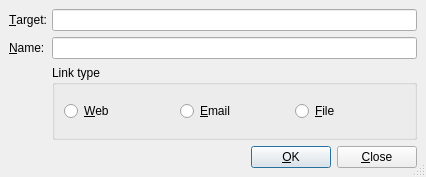
Old version of the form src/frontends/qt4/ui/HyperlinkUi.ui in the repository rpavlik/lyx-lucid-backport.
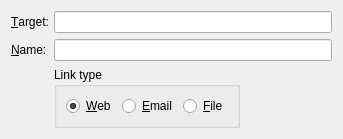
New version of the form.

The edit to the form file:
```diff
--- a/src/frontends/qt4/ui/HyperlinkUi.ui
+++ b/src/frontends/qt4/ui/HyperlinkUi.ui
@@ -1,55 +1,89 @@
 <ui version="4.0" >
  <class>HyperlinkUi</class>
- <widget class="QDialog" name="HyperlinkUi" >
-  <property name="geometry" >
+ <widget class="QWidget" name="HyperlinkUi">
+  <property name="geometry">
    <rect>
     <x>0</x>
     <y>0</y>
-    <width>426</width>
-    <height>177</height>
+    <width>343</width>
+    <height>130</height>
    </rect>
   </property>
   <property name="windowTitle" >
    <string/>
   </property>
-  <property name="sizeGripEnabled" >
-   <bool>true</bool>
-  </property>
-  <layout class="QGridLayout" >
-   <property name="margin" >
-    <number>9</number>
-   </property>
-   <property name="spacing" >
-    <number>6</number>
-   </property>
-   <item row="2" column="1" >
-    <widget class="QGroupBox" name="typeGB" >
-     <property name="toolTip" >
+  <layout class="QGridLayout" name="gridLayout">
+   <item row="0" column="0">
+    <widget class="QLabel" name="targetLA">
+     <property name="toolTip">
+      <string>URL</string>
+     </property>
+     <property name="text">
+      <string>&amp;Target:</string>
+     </property>
+     <property name="buddy">
+      <cstring>targetED</cstring>
+     </property>
+    </widget>
+   </item>
+   <item row="0" column="1" colspan="2">
+    <widget class="QLineEdit" name="targetED">
+     <property name="toolTip">
+      <string>URL</string>
+     </property>
+    </widget>
+   </item>
+   <item row="1" column="0">
+    <widget class="QLabel" name="nameLA">
+     <property name="toolTip">
+      <string>Name associated with the URL</string>
+     </property>
+     <property name="text">
+      <string>&amp;Name:</string>
+     </property>
+     <property name="buddy">
+      <cstring>nameED</cstring>
+     </property>
+    </widget>
+   </item>
+   <item row="1" column="1" colspan="2">
+    <widget class="QLineEdit" name="nameED">
+     <property name="toolTip">
+      <string>Name associated with the URL</string>
+     </property>
+    </widget>
+   </item>
+   <item row="2" column="1">
+    <widget class="QGroupBox" name="typeGB">
+     <property name="toolTip">
       <string>Specify the link target</string>
      </property>
      <property name="title" >
       <string>Link type</string>
      </property>
-     <layout class="QHBoxLayout" >
-      <property name="margin" >
-       <number>9</number>
-      </property>
-      <property name="spacing" >
+     <layout class="QHBoxLayout">
+      <property name="spacing">
        <number>6</number>
       </property>
+      <property name="margin">
+       <number>9</number>
+      </property>
       <item>
-       <widget class="QRadioButton" name="webRB" >
-        <property name="toolTip" >
+       <widget class="QRadioButton" name="webRB">
+        <property name="toolTip">
          <string>Link to the web or to every other target</string>
         </property>
         <property name="text" >
          <string>&amp;Web</string>
         </property>
+        <property name="checked">
+         <bool>true</bool>
+        </property>
        </widget>
       </item>
       <item>
-       <widget class="QRadioButton" name="emailRB" >
-        <property name="toolTip" >
+       <widget class="QRadioButton" name="emailRB">
+        <property name="toolTip">
          <string>Link to an email address</string>
         </property>
         <property name="text" >
@@ -58,8 +92,8 @@
        </widget>
       </item>
       <item>
-       <widget class="QRadioButton" name="fileRB" >
-        <property name="toolTip" >
+       <widget class="QRadioButton" name="fileRB">
+        <property name="toolTip">
          <string>Link to a file</string>
         </property>
         <property name="text" >
@@ -70,94 +104,18 @@
      </layout>
     </widget>
    </item>
-   <item row="0" column="1" >
-    <widget class="QLineEdit" name="targetED" >
-     <property name="toolTip" >
-      <string>URL</string>
+   <item row="2" column="2">
+    <spacer name="horizontalSpacer">
+     <property name="orientation">
+      <enum>Qt::Horizontal</enum>
      </property>
-    </widget>
-   </item>
-   <item row="1" column="1" >
-    <widget class="QLineEdit" name="nameED" >
-     <property name="toolTip" >
-      <string>Name associated with the URL</string>
+     <property name="sizeHint" stdset="0">
+      <size>
+       <width>112</width>
+       <height>20</height>
+      </size>
      </property>
-    </widget>
-   </item>
-   <item row="0" column="0" >
-    <widget class="QLabel" name="targetLA" >
-     <property name="toolTip" >
-      <string>URL</string>
-     </property>
-     <property name="text" >
-      <string>&amp;Target:</string>
-     </property>
-     <property name="buddy" >
-      <cstring>targetED</cstring>
-     </property>
-    </widget>
-   </item>
-   <item row="1" column="0" >
-    <widget class="QLabel" name="nameLA" >
-     <property name="toolTip" >
-      <string>Name associated with the URL</string>
-     </property>
-     <property name="text" >
-      <string>&amp;Name:</string>
-     </property>
-     <property name="buddy" >
-      <cstring>nameED</cstring>
-     </property>
-    </widget>
-   </item>
-   <item row="3" column="0" colspan="2" >
-    <layout class="QHBoxLayout" >
-     <property name="margin" >
-      <number>0</number>
-     </property>
-     <property name="spacing" >
-      <number>6</number>
-     </property>
-     <item>
-      <spacer>
-       <property name="orientation" >
-        <enum>Qt::Horizontal</enum>
-       </property>
-       <property name="sizeType" >
-        <enum>QSizePolicy::Expanding</enum>
-       </property>
-       <property name="sizeHint" >
-        <size>
-         <width>20</width>
-         <height>20</height>
-        </size>
-       </property>
-      </spacer>
-     </item>
-     <item>
-      <widget class="QPushButton" name="okPB" >
-       <property name="text" >
-        <string>&amp;OK</string>
-       </property>
-       <property name="autoDefault" >
-        <bool>true</bool>
-       </property>
-       <property name="default" >
-        <bool>true</bool>
-       </property>
-      </widget>
-     </item>
-     <item>
-      <widget class="QPushButton" name="closePB" >
-       <property name="text" >
-        <string>&amp;Close</string>
-       </property>
-       <property name="autoDefault" >
-        <bool>false</bool>
-       </property>
-      </widget>
-     </item>
-    </layout>
+    </spacer>
    </item>
   </layout>
  </widget>
```
Left out of the diff: 16 changed lines with no effect on the pictures.
